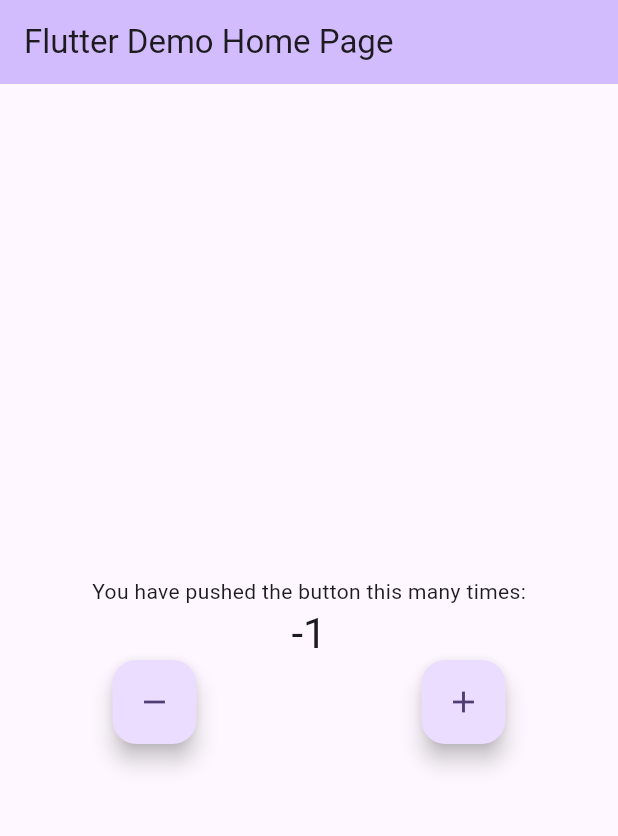
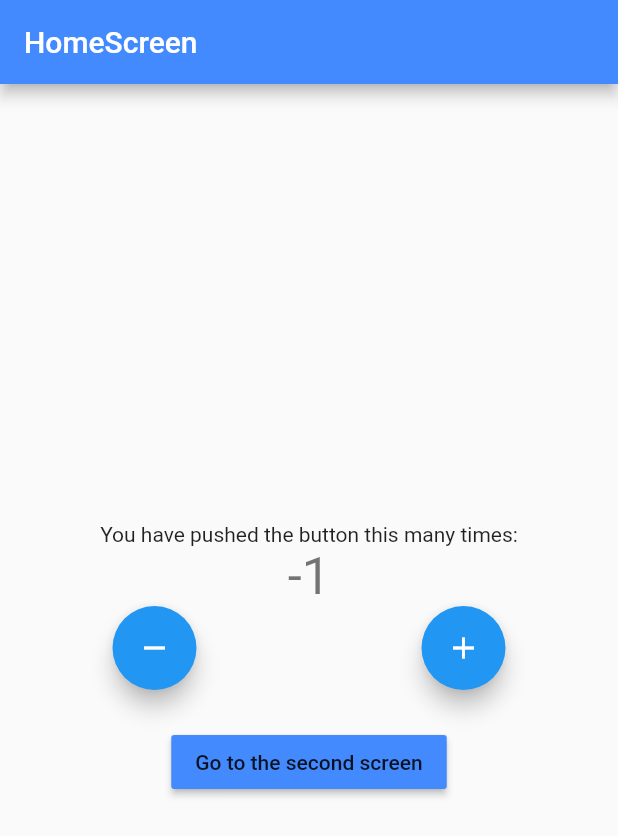
Before and after one commit to GregBiglione/tut_bloc, a Flutter app: the screen it shows after launch, after a tap on the "remove" icon, on a phone screen of 412 x 824 dp. Shown: the top 836 px of the screen. Run offline on Flutter 3.47's test engine with Material 2 defaults, Android fonts, the phone set to English and light mode, and no system bars; our stand-ins replace bloc, equatable, flutter_bloc.

Commit message:
Added AppRoute, HomeScreen, SecondScreen & ThirdScreen

```diff
--- a/lib/main.dart
+++ b/lib/main.dart
@@ -1,14 +1,15 @@
 import 'package:flutter/material.dart';
 import 'package:flutter_bloc/flutter_bloc.dart';
+import 'package:tut_bloc/presentation/route/app_route.dart';
 
 import 'domain/cubit/counter_cubit.dart';
 
 void main() {
-  runApp(const MyApp());
+  runApp(MyApp());
 }
 
 class MyApp extends StatelessWidget {
-  const MyApp({super.key});
+  final AppRoute _appRoute = AppRoute();
 
   // This widget is the root of your application.
   @override
@@ -18,99 +19,12 @@ class MyApp extends StatelessWidget {
       child: MaterialApp(
         title: 'Flutter Demo',
         theme: ThemeData(
-          colorScheme: ColorScheme.fromSeed(seedColor: Colors.deepPurple),
-          useMaterial3: true,
+          primarySwatch: Colors.blue,
+          visualDensity: VisualDensity.adaptivePlatformDensity,
         ),
-        home: const MyHomePage(title: 'Flutter Demo Home Page'),
+        debugShowCheckedModeBanner: false,
+        onGenerateRoute: _appRoute.onGeneratedRoute,
       ),
     );
   }
 }
-
-class MyHomePage extends StatefulWidget {
-  const MyHomePage({super.key, required this.title});
-
-  final String title;
-
-  @override
-  State<MyHomePage> createState() => _MyHomePageState();
-}
-
-class _MyHomePageState extends State<MyHomePage> {
-  @override
-  Widget build(BuildContext context) {
-    return Scaffold(
-      appBar: AppBar(
-        backgroundColor: Theme.of(context).colorScheme.inversePrimary,
-        title: Text(widget.title),
-      ),
-      body: BlocListener<CounterCubit, CounterState>(
-        listener: (context, state) {
-          if(state.isIncremented == true) {
-            var snackBar = const SnackBar(
-              content: Text(
-                "Incremented!",
-                style: TextStyle(
-                    color: Colors.white,
-                ),
-              ),
-              duration: Duration(milliseconds: 300),
-              backgroundColor: Colors.green,
-            );
-            ScaffoldMessenger.of(context).showSnackBar(snackBar);
-          }
-          else {
-            var snackBar = const SnackBar(
-              content: Text(
-                "Decremented!",
-                style: TextStyle(
-                  color: Colors.white,
-                ),
-              ),
-              duration: Duration(milliseconds: 300),
-              backgroundColor: Colors.red,
-            );
-            ScaffoldMessenger.of(context).showSnackBar(snackBar);
-          }
-        },
-        child: Center(
-          child: Column(
-            mainAxisAlignment: MainAxisAlignment.center,
-            children: <Widget>[
-              const Text(
-                'You have pushed the button this many times:',
-              ),
-              BlocBuilder<CounterCubit, CounterState>(
-                builder: (context, state) {
-                  return Text(
-                    state.counterValue.toString(),
-                    style: Theme.of(context).textTheme.headlineMedium,
-                  );
-                },
-              ),
-              Row(
-                mainAxisAlignment: MainAxisAlignment.spaceAround,
-                children: [
-                  FloatingActionButton(
-                    onPressed: () {
-                      BlocProvider.of<CounterCubit>(context).decrement();
-                    },
-                    tooltip: 'Decrement',
-                    child: const Icon(Icons.remove),
-                  ),
-                  FloatingActionButton(
-                    onPressed: () {
-                      BlocProvider.of<CounterCubit>(context).increment();
-                    },
-                    tooltip: 'Increment',
-                    child: const Icon(Icons.add),
-                  ),
-                ],
-              ),
-            ],
-          ),
-        ),
-      ), // This trailing comma makes auto-formatting nicer for build methods.
-    );
-  }
-}
--- /dev/null
+++ b/lib/presentation/home_screen.dart
@@ -0,0 +1,113 @@
+import 'package:flutter/material.dart';
+import 'package:flutter_bloc/flutter_bloc.dart';
+import 'package:tut_bloc/presentation/second_screen.dart';
+import '../domain/cubit/counter_cubit.dart';
+
+class HomeScreen extends StatefulWidget {
+  const HomeScreen({super.key, required this.title, required this.color});
+
+  final String title;
+  final Color color;
+
+  @override
+  State<HomeScreen> createState() => _HomeScreenState();
+}
+
+class _HomeScreenState extends State<HomeScreen> {
+  @override
+  Widget build(BuildContext context) {
+    return Scaffold(
+      appBar: AppBar(
+        backgroundColor: widget.color,
+        title: Text(widget.title),
+      ),
+      body: BlocListener<CounterCubit, CounterState>(
+        listener: (context, state) {
+          if(state.isIncremented == true) {
+            var snackBar = const SnackBar(
+              content: Text(
+                "Incremented!",
+                style: TextStyle(
+                  color: Colors.white,
+                ),
+              ),
+              duration: Duration(milliseconds: 300),
+              backgroundColor: Colors.green,
+            );
+            ScaffoldMessenger.of(context).showSnackBar(snackBar);
+          }
+          else {
+            var snackBar = const SnackBar(
+              content: Text(
+                "Decremented!",
+                style: TextStyle(
+                  color: Colors.white,
+                ),
+              ),
+              duration: Duration(milliseconds: 300),
+              backgroundColor: Colors.red,
+            );
+            ScaffoldMessenger.of(context).showSnackBar(snackBar);
+          }
+        },
+        child: Center(
+          child: Column(
+            mainAxisAlignment: MainAxisAlignment.center,
+            children: <Widget>[
+              const Text(
+                'You have pushed the button this many times:',
+              ),
+              BlocBuilder<CounterCubit, CounterState>(
+                builder: (context, state) {
+                  return Text(
+                    state.counterValue.toString(),
+                    style: Theme.of(context).textTheme.headlineMedium,
+                  );
+                },
+              ),
+              Row(
+                mainAxisAlignment: MainAxisAlignment.spaceAround,
+                children: [
+                  FloatingActionButton(
+                    heroTag: null,
+                    onPressed: () {
+                      BlocProvider.of<CounterCubit>(context).decrement();
+                    },
+                    tooltip: 'Decrement',
+                    child: const Icon(Icons.remove),
+                  ),
+                  FloatingActionButton(
+                    heroTag: null,
+                    onPressed: () {
+                      BlocProvider.of<CounterCubit>(context).increment();
+                    },
+                    tooltip: 'Increment',
+                    child: const Icon(Icons.add),
+                  ),
+                ],
+              ),
+              const SizedBox(height: 24,),
+              MaterialButton(
+                onPressed: () {
+                  Navigator.of(context).push(
+                      MaterialPageRoute(
+                          builder: (_) => BlocProvider.value(
+                            value: BlocProvider.of<CounterCubit>(context),
+                            child: const SecondScreen(
+                              title: "Second screen",
+                              color: Colors.redAccent,
+                            ),
+                          ),
+                      ),
+                  );
+                },
+                color: widget.color,
+                child: const Text("Go to the second screen"),
+              ),
+            ],
+          ),
+        ),
+      ), // This trailing comma makes auto-formatting nicer for build methods.
+    );
+  }
+}
--- /dev/null
+++ b/lib/presentation/route/app_route.dart
@@ -0,0 +1,34 @@
+import 'package:flutter/material.dart';
+import 'package:tut_bloc/presentation/home_screen.dart';
+import 'package:tut_bloc/presentation/second_screen.dart';
+import 'package:tut_bloc/presentation/third_screen.dart';
+
+class AppRoute {
+  Route? onGeneratedRoute(RouteSettings routeSettings) {
+    switch(routeSettings.name) {
+      case "/":
+        return MaterialPageRoute(
+          builder: (_) => const HomeScreen(
+              title: "HomeScreen",
+              color: Colors.blueAccent,
+          ),
+        );
+      case "/second":
+        return MaterialPageRoute(
+          builder: (_) => const SecondScreen(
+              title: "SecondScreen",
+              color: Colors.redAccent,
+          ),
+        );
+      case "/third":
+        return MaterialPageRoute(
+          builder: (_) => const ThirdScreen(
+              title: "ThirdScreen",
+              color: Colors.greenAccent,
+          ),
+        );
+      default:
+        return null;
+    }
+  }
+}
```
Also changed, not shown: lib/presentation/second_screen.dart (added, +115 -0 lines), lib/presentation/third_screen.dart (added, +115 -0 lines), 1 other file.
